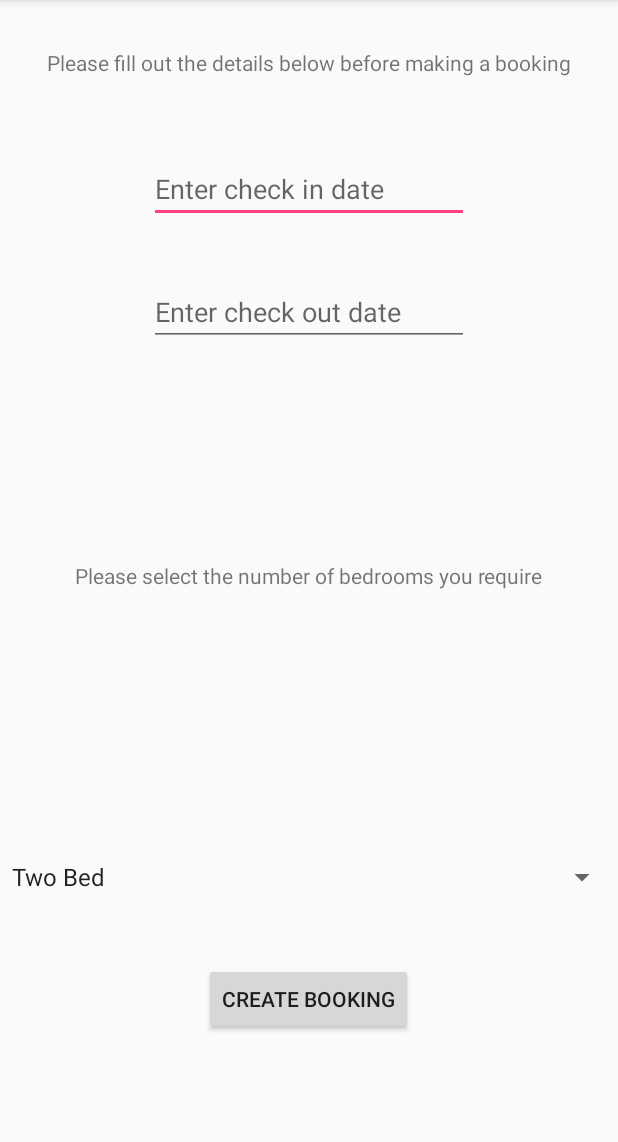
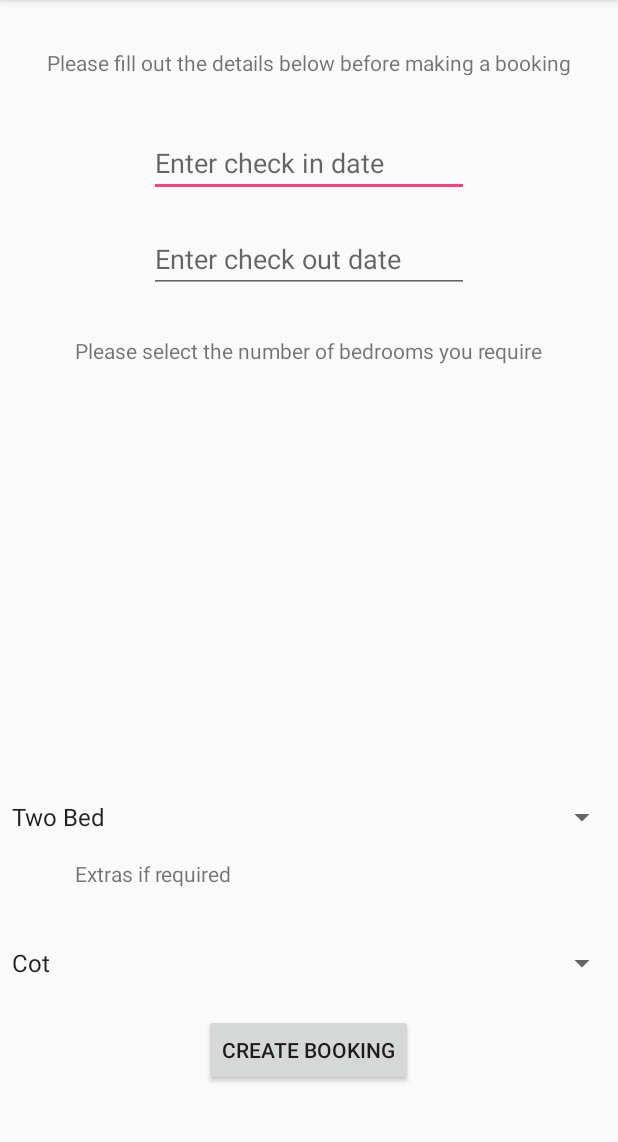
Before and after one commit to leannemcn/MaryportHolidayPark, an Android app: the screen it shows after launch once a user with an empty profile is signed in (BookingPage), in the options menu, after a tap on "Create Booking", on a phone screen of 412 x 824 dp, the part 84-1226 px from its top. Run offline under Robolectric (Android 15) with nearby library versions, the phone set to English and light mode, and no system bars; our stand-ins replace Firebase (no records; nobody signed in at launch, a user with empty details on screens opened directly).

Commit message:
adding colour / comments

```diff
--- a/app/src/main/java/com/example/b00682737/maryportholidaypark/BookingPage.java
+++ b/app/src/main/java/com/example/b00682737/maryportholidaypark/BookingPage.java
@@ -1,6 +1,5 @@
 package com.example.b00682737.maryportholidaypark;
 
-import android.app.DatePickerDialog;
 import android.support.v7.app.AppCompatActivity;
 import android.os.Bundle;
 import android.text.TextUtils;
@@ -8,7 +7,6 @@ import android.view.View;
 import android.widget.Button;
 import android.widget.EditText;
 import android.widget.Spinner;
-import android.widget.TextView;
 import android.widget.Toast;
 
 import com.google.firebase.database.DatabaseReference;
@@ -19,7 +17,8 @@ public class BookingPage extends AppCompatActivity {
     private static final String TAG = "BookingPage";
     EditText enterCheckIn, enterCheckOut;
     Button createBooking2;
-    Spinner spinnerSpin;
+    Spinner spinnerSpin, spinnerSpin2;
+
 
    DatabaseReference databaseCaravan;
 
@@ -30,16 +29,18 @@ public class BookingPage extends AppCompatActivity {
         setContentView(R.layout.activity_booking_page);
 
         databaseCaravan = FirebaseDatabase.getInstance().getReference("bookings");
+        //details will fall under 'bookings' heading in database
 
         enterCheckIn = (EditText) findViewById(R.id.enterCheckIn);
         enterCheckOut = (EditText) findViewById(R.id.enterCheckOut);
         createBooking2 = (Button) findViewById(R.id.createBooking2);
-       spinnerSpin = (Spinner) findViewById(R.id.spinnerSpin);
+        spinnerSpin = (Spinner) findViewById(R.id.spinnerSpin);
+        spinnerSpin2 = (Spinner) findViewById(R.id.spinnerSpin2);
 
         createBooking2.setOnClickListener(new View.OnClickListener() {
             @Override
             public void onClick(View view) {
-                addBooking();
+                addBooking(); //to crate a new booking in database
 
             }
         });
@@ -50,19 +51,20 @@ public class BookingPage extends AppCompatActivity {
             String checkingin = enterCheckIn.getText().toString().trim();
             String checkingout = enterCheckOut.getText().toString().trim();
            String caravan = spinnerSpin.getSelectedItem().toString();
+            String extras = spinnerSpin2.getSelectedItem().toString();
 
 
             if (!TextUtils.isEmpty(checkingin)) {
                 String id = databaseCaravan.push().getKey(); //to create a unique string inside bookings
 
-               Caravan caravan1 = new Caravan(id, checkingin, caravan, checkingout);
+               Caravan caravan1 = new Caravan(id, checkingin, extras, caravan, checkingout);
                databaseCaravan.child(id).setValue(caravan1);
 
-               Toast.makeText(this, "Your booking has been successfully added", Toast.LENGTH_LONG).show();
+               Toast.makeText(this, "Congratulations! Your booking has been successfully added", Toast.LENGTH_LONG).show();
 
 
             } else {
-               Toast.makeText(this, "Please fill out required details for making a booking", Toast.LENGTH_LONG).show();
+               Toast.makeText(this, "Error! Please fill out required details for making a booking", Toast.LENGTH_LONG).show();
             }
         }
     }
--- a/app/src/main/java/com/example/b00682737/maryportholidaypark/ProfilePage.java
+++ b/app/src/main/java/com/example/b00682737/maryportholidaypark/ProfilePage.java
@@ -7,13 +7,12 @@ import android.view.Menu;
 import android.view.MenuItem;
 import android.view.View;
 import android.widget.Button;
-
 import com.google.firebase.auth.FirebaseAuth;
 
 public class ProfilePage extends AppCompatActivity {
 
-    private FirebaseAuth firebaseAuth;
-    Button createButton, exisitngButton, signOut;
+    FirebaseAuth firebaseAuth;
+    Button signOut;
 
     @Override
     protected void onCreate(Bundle savedInstanceState) {
@@ -23,7 +22,6 @@ public class ProfilePage extends AppCompatActivity {
         firebaseAuth = FirebaseAuth.getInstance();
 
         signOut = (Button) findViewById(R.id.signOut);
-
         signOut.setOnClickListener(new View.OnClickListener() {
             @Override
             public void onClick(View view) {
--- a/app/src/main/java/com/example/b00682737/maryportholidaypark/RegisterPage.java
+++ b/app/src/main/java/com/example/b00682737/maryportholidaypark/RegisterPage.java
@@ -9,7 +9,6 @@ import android.widget.Button;
 import android.widget.EditText;
 import android.widget.TextView;
 import android.widget.Toast;
-
 import com.google.android.gms.tasks.OnCompleteListener;
 import com.google.android.gms.tasks.Task;
 import com.google.firebase.auth.AuthResult;
@@ -42,10 +41,11 @@ public class RegisterPage extends AppCompatActivity {
                         public void onComplete(@NonNull Task<AuthResult> task) {
                             if (task.isSuccessful()){
                                 firebaseAuth1.signOut();
-
                                 Toast.makeText(RegisterPage.this, "Registration complete", Toast.LENGTH_LONG) .show();
                                 finish();
                                 startActivity(new Intent(RegisterPage.this, LoginPage.class));
+                                //will return user to login page providing valid details have been entered
+
                             }else{ Toast.makeText(RegisterPage.this, "Registration has failed", Toast.LENGTH_LONG) .show();
                             }
                         }
--- a/app/src/main/res/layout/activity_booking_page.xml
+++ b/app/src/main/res/layout/activity_booking_page.xml
@@ -12,7 +12,7 @@
         android:layout_height="wrap_content"
         android:layout_alignParentBottom="true"
         android:layout_alignParentStart="true"
-        android:layout_marginBottom="171dp"
+        android:layout_marginBottom="211dp"
         android:entries="@array/bedroom" />
 
 
@@ -22,7 +22,7 @@
         android:layout_height="wrap_content"
         android:layout_alignParentTop="true"
         android:layout_centerHorizontal="true"
-        android:layout_marginTop="103dp"
+        android:layout_marginTop="86dp"
         android:ems="10"
         android:hint="Enter check in date"
         android:inputType="textPersonName" />
@@ -33,7 +33,7 @@
         android:layout_height="wrap_content"
         android:layout_alignParentBottom="true"
         android:layout_centerHorizontal="true"
-        android:layout_marginBottom="78dp"
+        android:layout_marginBottom="44dp"
         android:text="Create Booking" />
 
     <TextView
@@ -51,7 +51,7 @@
         android:layout_height="wrap_content"
         android:layout_alignParentTop="true"
         android:layout_centerHorizontal="true"
-        android:layout_marginTop="185dp"
+        android:layout_marginTop="150dp"
         android:ems="10"
         android:hint="Enter check out date"
         android:inputType="textPersonName" />
@@ -60,7 +60,27 @@
         android:id="@+id/textView4"
         android:layout_width="wrap_content"
         android:layout_height="wrap_content"
-        android:layout_centerInParent="true"
+        android:layout_alignParentTop="true"
+        android:layout_centerHorizontal="true"
+        android:layout_marginTop="224dp"
         android:text="Please select the number of bedrooms you require" />
 
+    <TextView
+        android:id="@+id/textView3"
+        android:layout_width="wrap_content"
+        android:layout_height="wrap_content"
+        android:layout_alignParentBottom="true"
+        android:layout_alignStart="@+id/textView4"
+        android:layout_marginBottom="176dp"
+        android:text="Extras if required" />
+
+    <Spinner
+        android:id="@+id/spinnerSpin2"
+        android:layout_width="match_parent"
+        android:layout_height="wrap_content"
+        android:layout_alignParentBottom="true"
+        android:layout_alignParentStart="true"
+        android:layout_marginBottom="114dp"
+        android:entries="@array/extras" />
+
 </RelativeLayout>
--- a/app/src/main/res/layout/activity_profile_page.xml
+++ b/app/src/main/res/layout/activity_profile_page.xml
@@ -16,6 +16,7 @@
         android:layout_marginStart="8dp"
         android:layout_marginTop="16dp"
         android:text="Welcome!"
+        android:textColor="@android:color/holo_blue_dark"
         android:textSize="24sp"
         app:layout_constraintEnd_toEndOf="parent"
         app:layout_constraintStart_toStartOf="parent"
--- a/app/src/main/res/values/strings.xml
+++ b/app/src/main/res/values/strings.xml
@@ -5,4 +5,10 @@
         <item>Two Bed</item>
         <item>Three Bed</item>
     </array>
+
+    <array name = "extras">
+        <item>Cot</item>
+        <item>High Chair</item>
+        <item>WIFI</item>
+    </array>
 </resources>
```
Also changed, not shown: app/src/main/java/com/example/b00682737/maryportholidaypark/Caravan.java (+9 -8 lines), app/src/main/java/com/example/b00682737/maryportholidaypark/LoginPage.java (+4 -5 lines), app/src/main/res/layout/activity_login_page.xml (+5 -2 lines).
